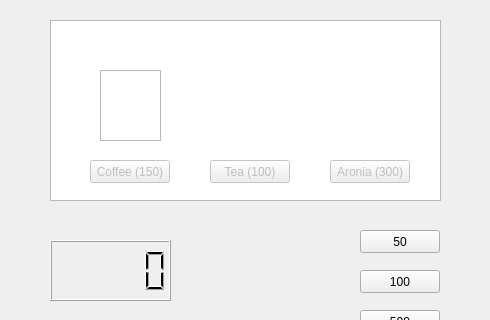
Old version of the form widget.ui in the repository Ri0S/Vending_machine; both pictures show x 0 to 490 and y 0 to 320 of the 490 by 529 pixel window.
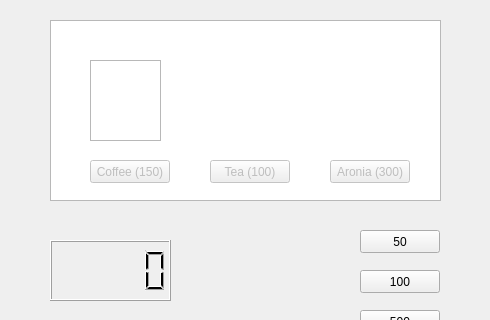
New version of the form.

```diff
--- a/widget.ui
+++ b/widget.ui
@@ -123,10 +123,10 @@
   <widget class="QGraphicsView" name="coffeeg">
    <property name="geometry">
     <rect>
-     <x>100</x>
-     <y>70</y>
-     <width>61</width>
-     <height>71</height>
+     <x>90</x>
+     <y>60</y>
+     <width>71</width>
+     <height>81</height>
     </rect>
    </property>
   </widget>
```
